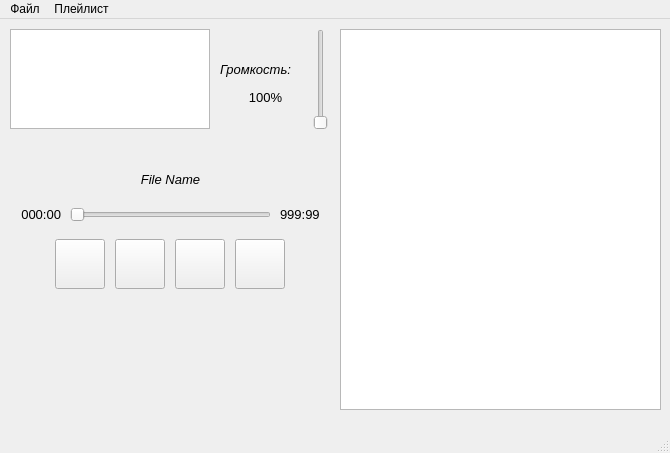
This is mainwindow.ui in esiole/gui_1h2020-post as Qt 5 draws it before an edit. The edited form follows.
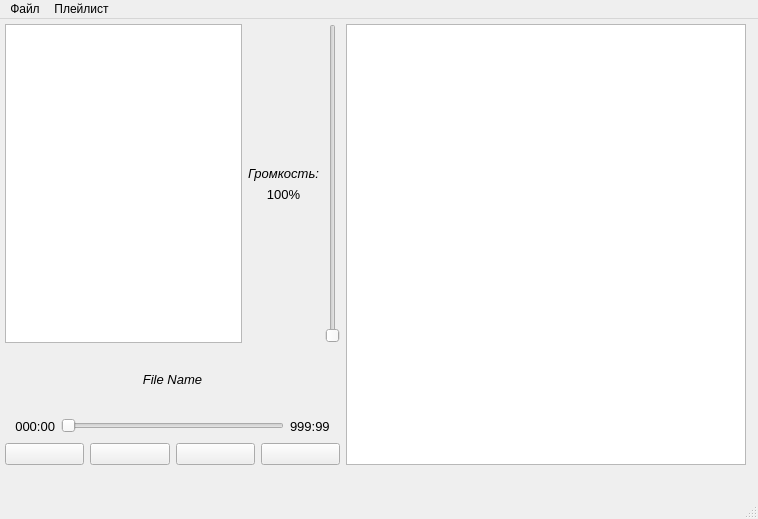
This is the edited form. Icons and pictures are not drawn.

Commit message: Создание гибкого главного окна

```diff
--- a/mainwindow.ui
+++ b/mainwindow.ui
@@ -6,8 +6,8 @@
    <rect>
     <x>0</x>
     <y>0</y>
-    <width>670</width>
-    <height>453</height>
+    <width>758</width>
+    <height>519</height>
    </rect>
   </property>
   <property name="windowTitle">
@@ -18,140 +18,163 @@
     <normaloff>:/images/title.jpg</normaloff>:/images/title.jpg</iconset>
   </property>
   <widget class="QWidget" name="centralwidget">
-   <widget class="QPushButton" name="playButton">
+   <widget class="QWidget" name="horizontalLayoutWidget_5">
     <property name="geometry">
      <rect>
-      <x>175</x>
-      <y>220</y>
-      <width>50</width>
-      <height>50</height>
+      <x>0</x>
+      <y>0</y>
+      <width>751</width>
+      <height>451</height>
      </rect>
     </property>
-    <property name="cursor">
-     <cursorShape>PointingHandCursor</cursorShape>
-    </property>
-    <property name="text">
-     <string/>
-    </property>
-    <property name="icon">
-     <iconset resource="resource.qrc">
-      <normaloff>:/images/play.png</normaloff>:/images/play.png</iconset>
-    </property>
-    <property name="iconSize">
+    <layout class="QHBoxLayout" name="horizontalLayout_5">
+     <property name="leftMargin">
+      <number>5</number>
+     </property>
+     <property name="topMargin">
+      <number>5</number>
+     </property>
+     <property name="rightMargin">
+      <number>5</number>
+     </property>
+     <property name="bottomMargin">
+      <number>5</number>
+     </property>
+     <item>
+      <layout class="QVBoxLayout" name="verticalLayout_2">
+       <item>
+        <layout class="QHBoxLayout" name="horizontalLayout_4">
+         <item>
+          <widget class="QGraphicsView" name="graphicsView">
+           <property name="minimumSize">
      <size>
-      <width>50</width>
-      <height>50</height>
-     </size>
-    </property>
-   </widget>
-   <widget class="QPushButton" name="nextButton">
-    <property name="geometry">
-     <rect>
-      <x>235</x>
-      <y>220</y>
-      <width>50</width>
-      <height>50</height>
-     </rect>
-    </property>
-    <property name="cursor">
-     <cursorShape>PointingHandCursor</cursorShape>
-    </property>
-    <property name="text">
-     <string/>
-    </property>
-    <property name="icon">
-     <iconset resource="resource.qrc">
-      <normaloff>:/images/next.png</normaloff>:/images/next.png</iconset>
-    </property>
-    <property name="iconSize">
+             <width>200</width>
+             <height>100</height>
+            </size>
+           </property>
+           <property name="maximumSize">
+            <size>
+             <width>2000</width>
+             <height>1000</height>
+            </size>
+           </property>
+          </widget>
+         </item>
+         <item>
+          <layout class="QVBoxLayout" name="verticalLayout">
+           <item>
+            <spacer name="verticalSpacer_2">
+             <property name="orientation">
+              <enum>Qt::Vertical</enum>
+             </property>
+             <property name="sizeHint" stdset="0">
      <size>
-      <width>50</width>
-      <height>50</height>
-     </size>
-    </property>
-    <property name="default">
-     <bool>false</bool>
-    </property>
-   </widget>
-   <widget class="QPushButton" name="prevButton">
-    <property name="geometry">
-     <rect>
-      <x>55</x>
-      <y>220</y>
-      <width>50</width>
-      <height>50</height>
-     </rect>
-    </property>
-    <property name="cursor">
-     <cursorShape>PointingHandCursor</cursorShape>
-    </property>
+               <width>20</width>
+               <height>40</height>
+              </size>
+             </property>
+            </spacer>
+           </item>
+           <item>
+            <widget class="QLabel" name="textLabelVolume">
+             <property name="font">
+              <font>
+               <family>Arial</family>
+               <pointsize>10</pointsize>
+               <italic>true</italic>
+               <underline>false</underline>
+              </font>
+             </property>
+             <property name="text">
+              <string>Громкость:</string>
+             </property>
+            </widget>
+           </item>
+           <item>
+            <widget class="QLabel" name="labelVolume">
+             <property name="font">
+              <font>
+               <family>Arial</family>
+               <pointsize>10</pointsize>
+              </font>
+             </property>
     <property name="text">
-     <string/>
-    </property>
-    <property name="icon">
-     <iconset resource="resource.qrc">
-      <normaloff>:/images/prev.png</normaloff>:/images/prev.png</iconset>
-    </property>
-    <property name="iconSize">
+              <string>100%</string>
+             </property>
+             <property name="alignment">
+              <set>Qt::AlignCenter</set>
+             </property>
+            </widget>
+           </item>
+           <item>
+            <spacer name="verticalSpacer">
+             <property name="orientation">
+              <enum>Qt::Vertical</enum>
+             </property>
+             <property name="sizeHint" stdset="0">
      <size>
-      <width>50</width>
-      <height>50</height>
-     </size>
-    </property>
-   </widget>
-   <widget class="QPushButton" name="pauseButton">
-    <property name="geometry">
-     <rect>
-      <x>115</x>
-      <y>220</y>
-      <width>50</width>
-      <height>50</height>
-     </rect>
-    </property>
-    <property name="cursor">
-     <cursorShape>PointingHandCursor</cursorShape>
-    </property>
-    <property name="text">
-     <string/>
-    </property>
-    <property name="icon">
-     <iconset resource="resource.qrc">
-      <normaloff>:/images/pause.png</normaloff>:/images/pause.png</iconset>
-    </property>
-    <property name="iconSize">
+               <width>20</width>
+               <height>40</height>
+              </size>
+             </property>
+            </spacer>
+           </item>
+          </layout>
+         </item>
+         <item>
+          <widget class="QSlider" name="sliderVolume">
+           <property name="maximum">
+            <number>100</number>
+           </property>
+           <property name="orientation">
+            <enum>Qt::Vertical</enum>
+           </property>
+           <property name="tickInterval">
+            <number>0</number>
+           </property>
+          </widget>
+         </item>
+        </layout>
+       </item>
+       <item>
+        <layout class="QHBoxLayout" name="horizontalLayout_3">
+         <item>
+          <widget class="QLabel" name="labelFileName">
+           <property name="minimumSize">
      <size>
-      <width>50</width>
-      <height>50</height>
-     </size>
-    </property>
-   </widget>
-   <widget class="QLabel" name="labelMaxDuration">
-    <property name="geometry">
-     <rect>
-      <x>280</x>
-      <y>185</y>
-      <width>51</width>
-      <height>21</height>
-     </rect>
-    </property>
+             <width>330</width>
+             <height>60</height>
+            </size>
+           </property>
     <property name="font">
      <font>
       <family>Arial</family>
       <pointsize>10</pointsize>
+             <italic>true</italic>
      </font>
     </property>
     <property name="text">
-     <string>999:99</string>
-    </property>
-   </widget>
+            <string>File Name</string>
+           </property>
+           <property name="alignment">
+            <set>Qt::AlignCenter</set>
+           </property>
+           <property name="wordWrap">
+            <bool>true</bool>
+           </property>
+          </widget>
+         </item>
+        </layout>
+       </item>
+       <item>
+        <layout class="QHBoxLayout" name="horizontalLayout_2">
+         <item>
    <widget class="QLabel" name="labelCurrentDuration">
-    <property name="geometry">
-     <rect>
-      <x>10</x>
-      <y>185</y>
-      <width>51</width>
-      <height>21</height>
-     </rect>
+           <property name="minimumSize">
+            <size>
+             <width>50</width>
+             <height>22</height>
+            </size>
     </property>
     <property name="font">
      <font>
@@ -171,15 +194,9 @@
      <set>Qt::AlignRight|Qt::AlignTrailing|Qt::AlignVCenter</set>
     </property>
    </widget>
+         </item>
+         <item>
    <widget class="QSlider" name="sliderDuration">
-    <property name="geometry">
-     <rect>
-      <x>70</x>
-      <y>180</y>
-      <width>201</width>
-      <height>31</height>
-     </rect>
-    </property>
     <property name="maximum">
      <number>100</number>
     </property>
@@ -190,118 +207,157 @@
      <enum>Qt::Horizontal</enum>
     </property>
    </widget>
-   <widget class="QSlider" name="sliderVolume">
-    <property name="geometry">
-     <rect>
-      <x>310</x>
-      <y>10</y>
-      <width>22</width>
-      <height>101</height>
-     </rect>
-    </property>
-    <property name="maximum">
-     <number>100</number>
-    </property>
-    <property name="orientation">
-     <enum>Qt::Vertical</enum>
-    </property>
-    <property name="tickInterval">
-     <number>0</number>
-    </property>
-   </widget>
-   <widget class="QLabel" name="textLabelVolume">
-    <property name="geometry">
-     <rect>
-      <x>220</x>
-      <y>40</y>
-      <width>91</width>
-      <height>20</height>
-     </rect>
-    </property>
+         </item>
+         <item>
+          <widget class="QLabel" name="labelMaxDuration">
+           <property name="minimumSize">
+            <size>
+             <width>50</width>
+             <height>22</height>
+            </size>
+           </property>
     <property name="font">
      <font>
       <family>Arial</family>
       <pointsize>10</pointsize>
-      <italic>true</italic>
-      <underline>false</underline>
      </font>
     </property>
     <property name="text">
-     <string>Громкость:</string>
-    </property>
-   </widget>
-   <widget class="QLabel" name="labelVolume">
-    <property name="geometry">
-     <rect>
-      <x>245</x>
-      <y>70</y>
-      <width>41</width>
-      <height>16</height>
-     </rect>
-    </property>
-    <property name="font">
-     <font>
-      <family>Arial</family>
-      <pointsize>10</pointsize>
-     </font>
-    </property>
+            <string>999:99</string>
+           </property>
+          </widget>
+         </item>
+        </layout>
+       </item>
+       <item>
+        <layout class="QHBoxLayout" name="horizontalLayout">
+         <item>
+          <widget class="QPushButton" name="prevButton">
+           <property name="cursor">
+            <cursorShape>PointingHandCursor</cursorShape>
+           </property>
+           <property name="text">
+            <string/>
+           </property>
+           <property name="icon">
+            <iconset resource="resource.qrc">
+             <normaloff>:/images/prev.png</normaloff>:/images/prev.png</iconset>
+           </property>
+           <property name="iconSize">
+            <size>
+             <width>50</width>
+             <height>50</height>
+            </size>
+           </property>
+          </widget>
+         </item>
+         <item>
+          <widget class="QPushButton" name="pauseButton">
+           <property name="sizePolicy">
+            <sizepolicy hsizetype="Minimum" vsizetype="Fixed">
+             <horstretch>0</horstretch>
+             <verstretch>0</verstretch>
+            </sizepolicy>
+           </property>
+           <property name="cursor">
+            <cursorShape>PointingHandCursor</cursorShape>
+           </property>
     <property name="text">
-     <string>100%</string>
-    </property>
-    <property name="alignment">
-     <set>Qt::AlignCenter</set>
-    </property>
-   </widget>
-   <widget class="QGraphicsView" name="graphicsView">
-    <property name="geometry">
-     <rect>
-      <x>10</x>
-      <y>10</y>
-      <width>200</width>
-      <height>100</height>
-     </rect>
-    </property>
-   </widget>
-   <widget class="QLabel" name="labelFileName">
-    <property name="geometry">
-     <rect>
-      <x>10</x>
-      <y>130</y>
-      <width>321</width>
-      <height>60</height>
-     </rect>
-    </property>
-    <property name="font">
-     <font>
-      <family>Arial</family>
-      <pointsize>10</pointsize>
-      <italic>true</italic>
-     </font>
+            <string/>
+           </property>
+           <property name="icon">
+            <iconset resource="resource.qrc">
+             <normaloff>:/images/pause.png</normaloff>:/images/pause.png</iconset>
+           </property>
+           <property name="iconSize">
+            <size>
+             <width>50</width>
+             <height>50</height>
+            </size>
+           </property>
+          </widget>
+         </item>
+         <item>
+          <widget class="QPushButton" name="playButton">
+           <property name="sizePolicy">
+            <sizepolicy hsizetype="Minimum" vsizetype="Fixed">
+             <horstretch>0</horstretch>
+             <verstretch>0</verstretch>
+            </sizepolicy>
+           </property>
+           <property name="cursor">
+            <cursorShape>PointingHandCursor</cursorShape>
+           </property>
+           <property name="text">
+            <string/>
+           </property>
+           <property name="icon">
+            <iconset resource="resource.qrc">
+             <normaloff>:/images/play.png</normaloff>:/images/play.png</iconset>
+           </property>
+           <property name="iconSize">
+            <size>
+             <width>50</width>
+             <height>50</height>
+            </size>
+           </property>
+          </widget>
+         </item>
+         <item>
+          <widget class="QPushButton" name="nextButton">
+           <property name="sizePolicy">
+            <sizepolicy hsizetype="Minimum" vsizetype="Fixed">
+             <horstretch>0</horstretch>
+             <verstretch>0</verstretch>
+            </sizepolicy>
+           </property>
+           <property name="cursor">
+            <cursorShape>PointingHandCursor</cursorShape>
     </property>
     <property name="text">
-     <string>File Name</string>
-    </property>
-    <property name="alignment">
-     <set>Qt::AlignCenter</set>
-    </property>
-    <property name="wordWrap">
-     <bool>true</bool>
-    </property>
-   </widget>
+            <string/>
+           </property>
+           <property name="icon">
+            <iconset resource="resource.qrc">
+             <normaloff>:/images/next.png</normaloff>:/images/next.png</iconset>
+           </property>
+           <property name="iconSize">
+            <size>
+             <width>50</width>
+             <height>50</height>
+            </size>
+           </property>
+           <property name="default">
+            <bool>false</bool>
+           </property>
+          </widget>
+         </item>
+        </layout>
+       </item>
+      </layout>
+     </item>
+     <item>
    <widget class="QTableView" name="tableView">
-    <property name="geometry">
-     <rect>
-      <x>340</x>
-      <y>10</y>
-      <width>321</width>
-      <height>381</height>
-     </rect>
+       <property name="minimumSize">
+        <size>
+         <width>400</width>
+         <height>200</height>
+        </size>
+       </property>
+       <property name="baseSize">
+        <size>
+         <width>0</width>
+         <height>0</height>
+        </size>
     </property>
     <property name="font">
      <font>
       <family>Arial</family>
      </font>
     </property>
+      </widget>
+     </item>
+    </layout>
    </widget>
   </widget>
   <widget class="QMenuBar" name="menubar">
@@ -309,7 +365,7 @@
     <rect>
      <x>0</x>
      <y>0</y>
-     <width>670</width>
+     <width>758</width>
      <height>26</height>
     </rect>
    </property>
```
Left out of the diff: 6 changed lines with no effect on the pictures. Lines whose indentation alone changed are shown as unchanged. The commit also changes 5 other files.
